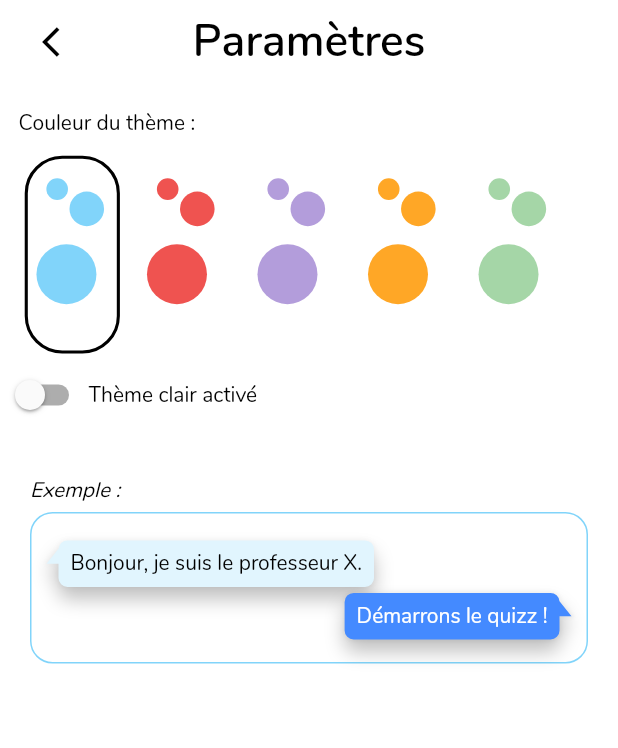
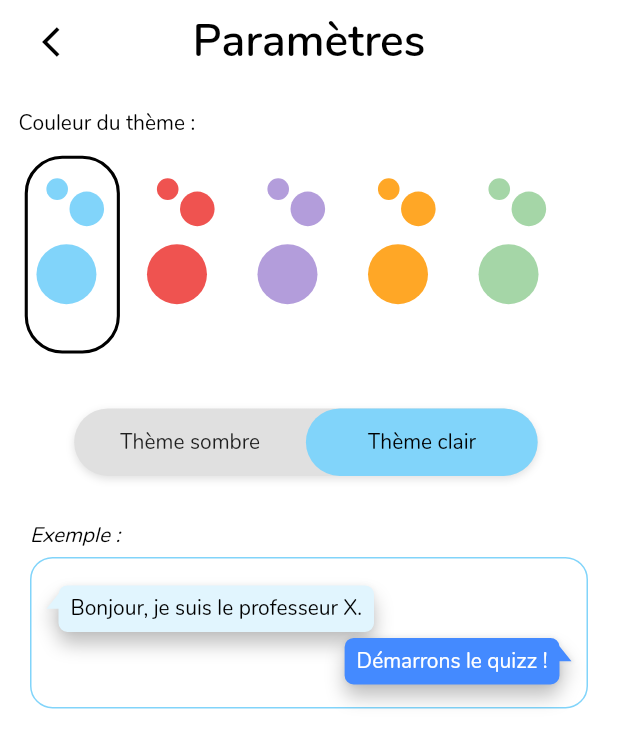
Before and after one commit to Zigotote/diving_quizz, a Flutter app: the MySettings screen opened directly, on a phone screen of 412 x 824 dp. Shown: the top 748 px of the screen. Run offline on Flutter 3.47's test engine with Material 2 defaults, Android fonts, the phone set to English and light mode, and no system bars; drawn by our look-alikes of bubble, flutter_toggle_tab; our stand-ins replace shared_preferences, sqflite; missing offline and left inert: flutter_circular_text; accounts and stored records are empty.

Commit message:
Upd: settings page design, change color theme switcher

```diff
--- a/lib/pages/settings.dart
+++ b/lib/pages/settings.dart
@@ -1,4 +1,5 @@
 import 'package:flutter/material.dart';
+import 'package:flutter_toggle_tab/flutter_toggle_tab.dart';
 import 'package:provider/provider.dart';
 
 import '../providers/theme_provider.dart';
@@ -19,7 +20,7 @@ class _MySettingsState extends State<MySettings> {
   /// Builds the color theme selector row which contains :
   /// - A row with a textButton by available theme color
   /// - An animated rounded container which changes its position depending on the color selected
-  Stack _buildColorSelector(double screenWidth, double screenHeight,
+  Widget _buildColorSelector(double screenWidth, double screenHeight,
       double itemWidth, double itemHeight, ThemeProvider themeProvider) {
     return Stack(children: [
       AnimatedPositioned(
@@ -83,6 +84,25 @@ class _MySettingsState extends State<MySettings> {
     ]);
   }
 
+  /// Builds the switcher for the theme brightness
+  Widget _buildThemeBrightnessSelector(
+      double screenHeight, double paddingLeft, ThemeProvider themeProvider) {
+    return Padding(
+      padding: EdgeInsets.only(
+        top: screenHeight * 0.04,
+        left: paddingLeft * 4,
+      ),
+      child: FlutterToggleTab(
+        labels: ["Thème sombre", "Thème clair"],
+        initialIndex: themeProvider.isDarkTheme ? 0 : 1,
+        selectedLabelIndex: (index) => themeProvider.isDarkTheme = index == 0,
+        width: 75,
+        selectedTextStyle: TextStyle(color: Colors.black),
+        unSelectedTextStyle: TextStyle(color: Colors.black87),
+      ),
+    );
+  }
+
   @override
   Widget build(BuildContext context) {
     final double screenWidth = MediaQuery.of(context).size.width;
@@ -91,7 +111,6 @@ class _MySettingsState extends State<MySettings> {
     final double itemHeight = screenHeight * 0.16;
     final double paddingLeft = screenWidth * 0.03;
     return Consumer(builder: (context, ThemeProvider themeProvider, child) {
-      String themeValue = themeProvider.isDarkTheme ? "sombre" : "clair";
       if (_leftPositionColorSelector == null) {
         _leftPositionColorSelector = screenWidth * 0.01 +
             (itemWidth * 1.3) *
@@ -117,19 +136,8 @@ class _MySettingsState extends State<MySettings> {
               child: _buildColorSelector(screenWidth, screenHeight, itemWidth,
                   itemHeight, themeProvider),
             ),
-            Row(
-              children: [
-                Switch(
-                  value: themeProvider.isDarkTheme,
-                  onChanged: (bool value) {
-                    setState(() {
-                      themeProvider.isDarkTheme = value;
-                    });
-                  },
-                ),
-                Text("Thème $themeValue activé"),
-              ],
-            ),
+            _buildThemeBrightnessSelector(
+                screenHeight, paddingLeft, themeProvider),
             Padding(
               padding: EdgeInsets.only(left: 20, top: 30, bottom: 5),
               child: Text(
--- a/lib/theme/blue_theme.dart
+++ b/lib/theme/blue_theme.dart
@@ -25,10 +25,4 @@ class LightBlueTheme extends AbstractLightTheme {
 class DarkBlueTheme extends AbstractDarkTheme {
   @override
   AbstractShadeColors get shadeColors => BlueShadeColors();
-
-  @override
-  Color get switchThumbColor => Colors.blue.shade400;
-
-  @override
-  Color get switchTrackColor => Colors.blue.shade100;
 }
--- a/lib/theme/green_theme.dart
+++ b/lib/theme/green_theme.dart
@@ -25,10 +25,4 @@ class LightGreenTheme extends AbstractLightTheme {
 class DarkGreenTheme extends AbstractDarkTheme {
   @override
   AbstractShadeColors get shadeColors => GreenShadeColors();
-
-  @override
-  Color get switchThumbColor => Colors.green.shade400;
-
-  @override
-  Color get switchTrackColor => Colors.green.shade100;
 }
--- a/lib/theme/orange_theme.dart
+++ b/lib/theme/orange_theme.dart
@@ -25,10 +25,4 @@ class LightOrangeTheme extends AbstractLightTheme {
 class DarkOrangeTheme extends AbstractDarkTheme {
   @override
   AbstractShadeColors get shadeColors => OrangeShadeColors();
-
-  @override
-  Color get switchThumbColor => Colors.brown.shade400;
-
-  @override
-  Color get switchTrackColor => Colors.brown.shade100;
 }
--- a/lib/theme/purple_theme.dart
+++ b/lib/theme/purple_theme.dart
@@ -25,10 +25,4 @@ class LightPurpleTheme extends AbstractLightTheme {
 class DarkPurpleTheme extends AbstractDarkTheme {
   @override
   AbstractShadeColors get shadeColors => PurpleShadeColors();
-
-  @override
-  Color get switchThumbColor => Colors.purple.shade400;
-
-  @override
-  Color get switchTrackColor => Colors.purple.shade100;
 }
--- a/lib/theme/red_theme.dart
+++ b/lib/theme/red_theme.dart
@@ -25,10 +25,4 @@ class LightRedTheme extends AbstractLightTheme {
 class DarkRedTheme extends AbstractDarkTheme {
   @override
   AbstractShadeColors get shadeColors => RedShadeColors();
-
-  @override
-  Color get switchThumbColor => Colors.redAccent.shade400;
-
-  @override
-  Color get switchTrackColor => Colors.redAccent.shade100;
 }
--- a/pubspec.yaml
+++ b/pubspec.yaml
@@ -33,6 +33,7 @@ dependencies:
   path: ^1.8.0
   shared_preferences: ^2.0.5
   flutter_circular_text: ^0.3.1
+  flutter_toggle_tab: ^1.1.1
 
 dev_dependencies:
   flutter_test:
```
Also changed, not shown: lib/theme/abstract_themes.dart (+0 -16 lines), pubspec.lock, 1 other file.
